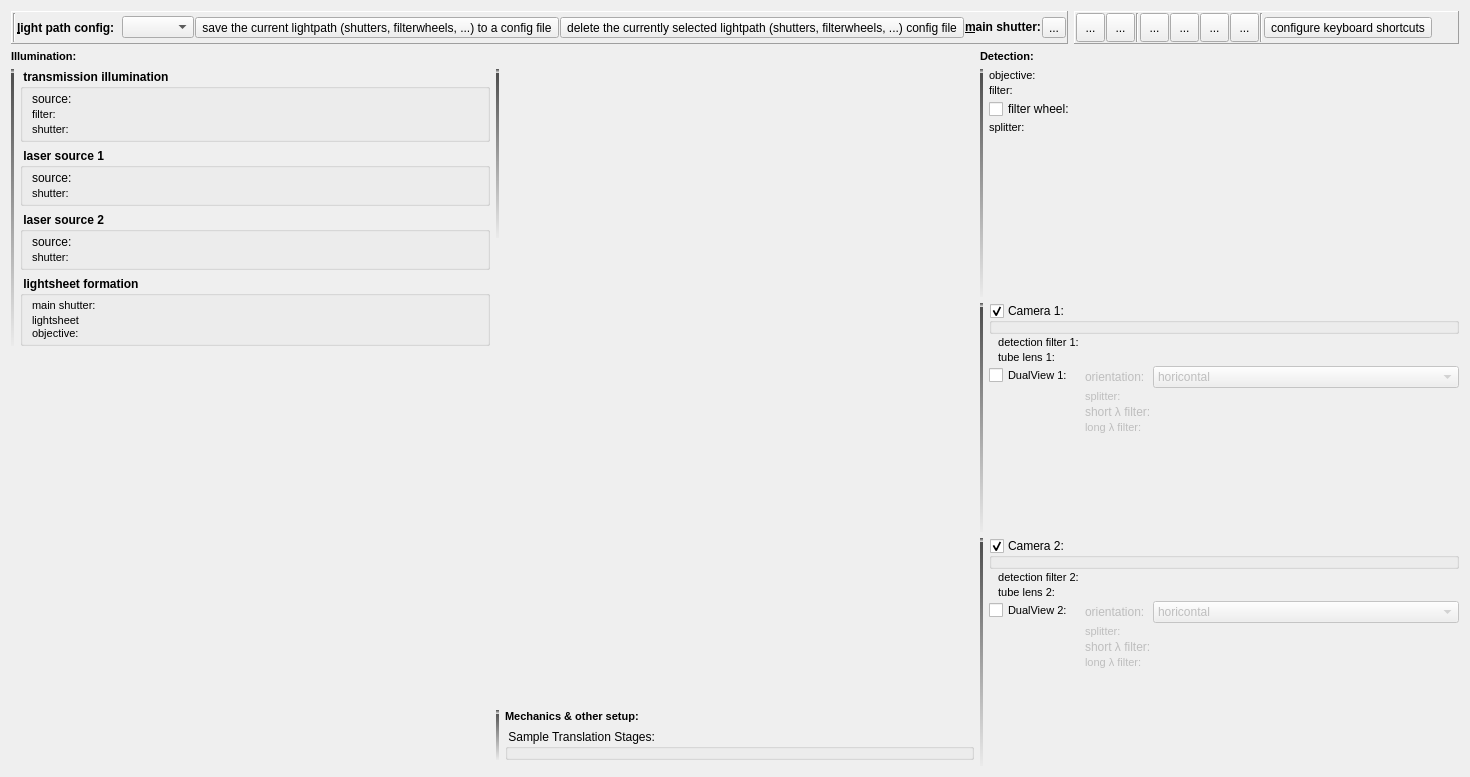
First picture: the form in plugins/spimb040/qfespimb040opticssetup.ui, repository jkriege2/QuickFit3, before the edit.
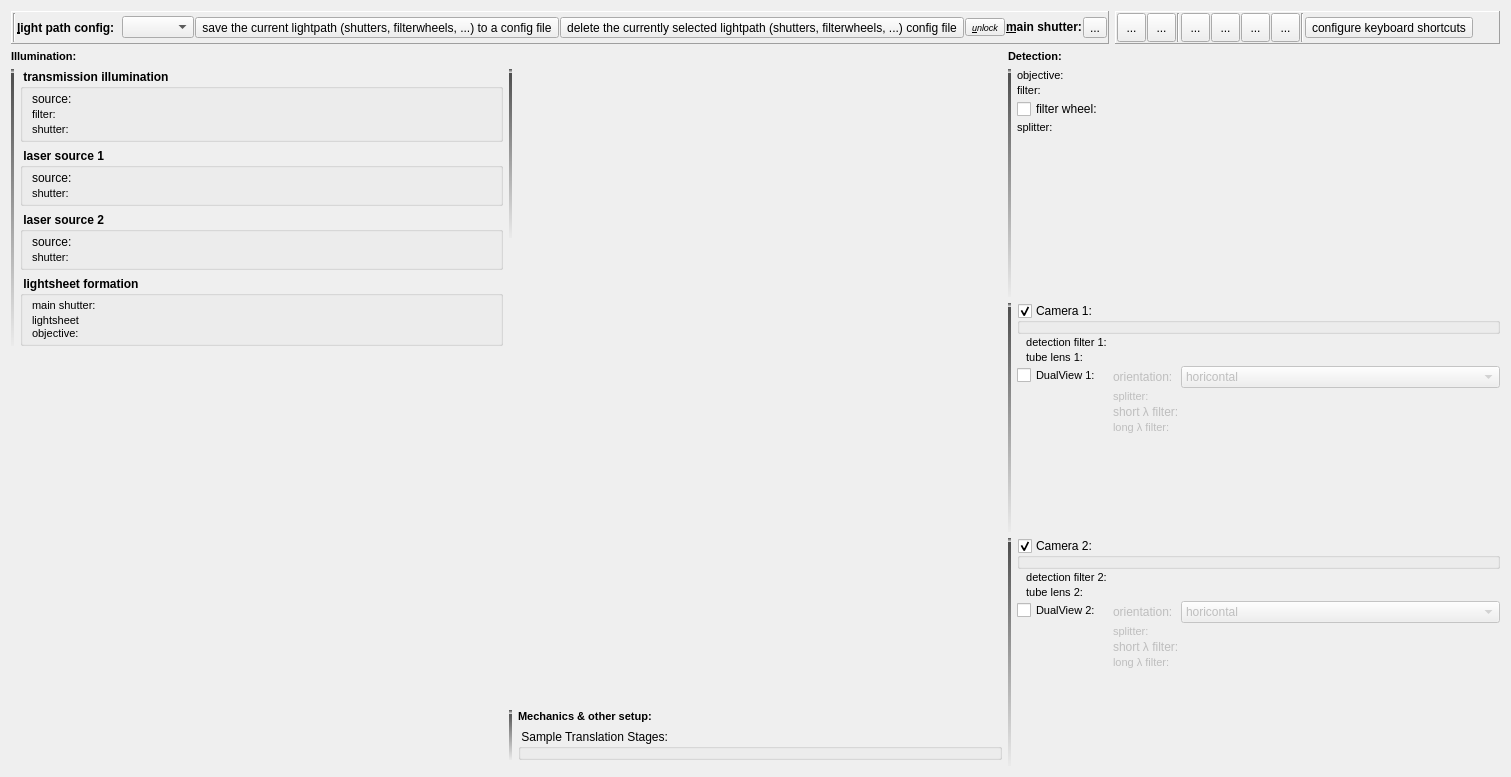
Second picture: the form after the edit. Icons and pictures are not drawn. Custom widgets are drawn as their Qt base class.

Commit message: QuickFit3/SPIMB040:   - added button to unlock lightpath combobox   - removed some commented out code sections   - tried to improve speed of image stack acquisition

```diff
--- a/plugins/spimb040/qfespimb040opticssetup.ui
+++ b/plugins/spimb040/qfespimb040opticssetup.ui
@@ -1235,6 +1235,19 @@
           </property>
          </widget>
         </item>
+        <item>
+         <widget class="QToolButton" name="btnUnlock">
+          <property name="font">
+           <font>
+            <pointsize>7</pointsize>
+            <italic>true</italic>
+           </font>
+          </property>
+          <property name="text">
+           <string>&amp;unlock</string>
+          </property>
+         </widget>
+        </item>
         <item>
          <spacer name="horizontalSpacer">
           <property name="orientation">
```
Left out of the diff: 29 changed lines with no effect on the pictures. The commit also changes 5 other files.
